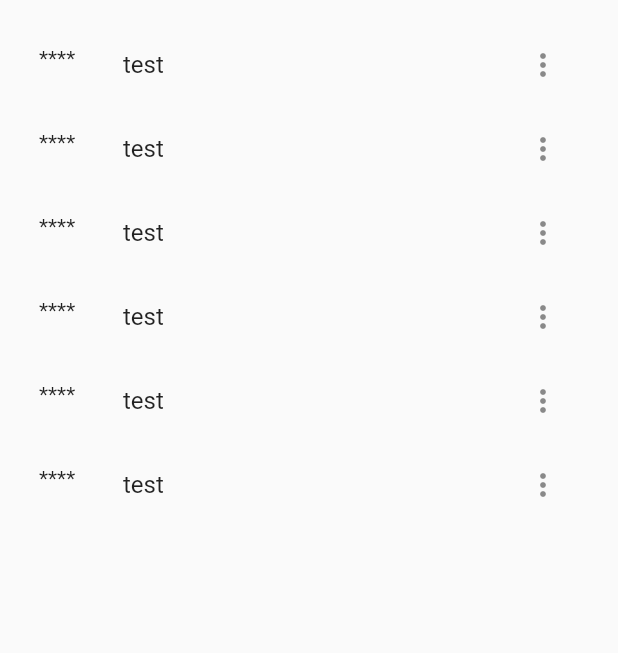
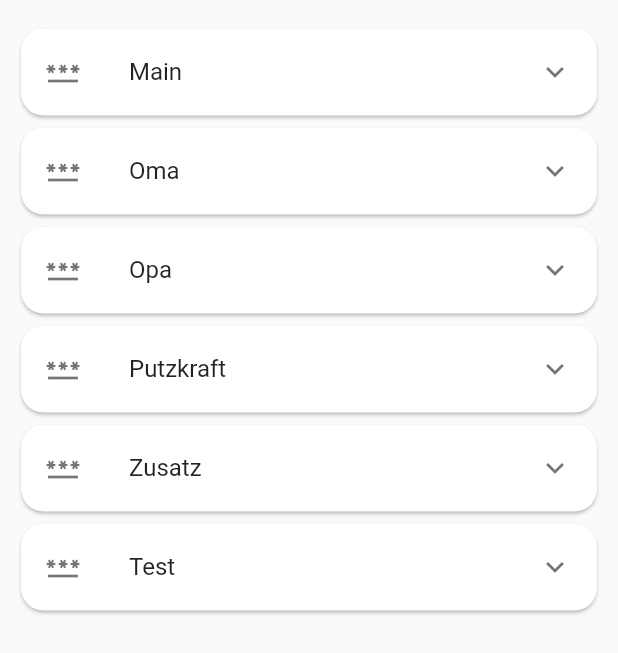
Before and after one commit to htl-anichstrasse/shulker, a Flutter app: the PinManager widget shown alone on an empty page, opened directly, on a phone screen of 412 x 824 dp. Shown: the top 653 px of the screen. Run offline on Flutter 3.47's test engine with Material 2 defaults, Android fonts, the phone set to English and light mode, and no system bars.

Commit message:
pin manager expandable tiles

```diff
--- a/client/lib/models/Credential.dart
+++ b/client/lib/models/Credential.dart
@@ -4,44 +4,47 @@ class Credential {
   DateTime endDateTime;
   int usesLeft;
   String secret;
+  String label;
 
   Credential(this.uuid, this.startDateTime, this.endDateTime, this.usesLeft,
-      this.secret);
+      this.secret, this.label);
 
   static List<Credential> getExampleCredentials() {
     return [
       new Credential("04bbb3b1-80b7-4ed2-a501-a077ce11cf04",
-          DateTime.utc(2020, 11, 1), DateTime.utc(2022, 1, 1), -1, "secretuk"),
+          DateTime.utc(2020, 11, 1), DateTime.utc(2022, 1, 1), -1, "secretuk",
+      "Main"),
       new Credential(
           "09394daa-0ca1-4ac5-a24f-dc50844c8835",
           DateTime.utc(2021, 1, 1),
           DateTime.utc(9999, 1, 1),
           25,
-          "anothersecret"),
+          "anothersecret",
+      "Oma"),
       new Credential(
           "3d4fe54e-0684-46d5-9fbf-a80f999e6fe0",
           DateTime.utc(2003, 1, 1),
           DateTime.utc(2025, 1, 1),
           -1,
-          "stillsecret"),
+          "stillsecret", "Opa"),
       new Credential(
           "f84bff9a-e550-4cac-ad30-a402450ab499",
           DateTime.utc(2021, 5, 23),
           DateTime.utc(2022, 1, 1),
           -1,
-          "stillsecret"),
+          "stillsecret", "Putzkraft"),
       new Credential(
           "6f488a65-2942-4acf-ab00-a039e9a41daa",
           DateTime.utc(2020, 15, 3),
           DateTime.utc(2027, 1, 1),
           -1,
-          "stillsecret"),
+          "stillsecret", "Zusatz"),
       new Credential(
           "14f86ce8-ca8a-493d-a5e6-4c4458e80840",
           DateTime.utc(2013, 9, 12),
           DateTime.utc(2022, 1, 1),
           -1,
-          "stillsecret"),
+          "stillsecret", "Test"),
     ];
   }
 }
--- a/client/lib/views/PinManager.dart
+++ b/client/lib/views/PinManager.dart
@@ -1,6 +1,7 @@
 import 'package:doorlock_app/models/Credential.dart';
 import 'package:flutter/cupertino.dart';
 import 'package:flutter/material.dart';
+import 'package:flutter/services.dart';
 
 class PinManager extends StatefulWidget {
   @override
@@ -18,34 +19,36 @@ class _PinManagerState extends State<PinManager> {
         child: ListView.builder(
             itemCount: exampleCreds.length,
             itemBuilder: (context, index) {
-              return ListTile(
+              return Card(
                 shape: RoundedRectangleBorder(
-                  borderRadius: BorderRadius.circular(15)
-                ),
-                  leading: const Text("****"),
-                  title: const Text("test"),
-                  trailing: PopupMenuButton(
-                    itemBuilder: (context) => [
-                      PopupMenuItem(
-                        child: Text("Bearbeiten"),
-                        value: 0,
+                    borderRadius: BorderRadius.circular(15)),
+                child: ExpansionTile(
+                    childrenPadding: EdgeInsets.all(15).copyWith(top: 0),
+                    leading: const Icon(Icons.password),
+                    title: Text(exampleCreds[index].label),
+                    children: [
+                      TextField(
+                        controller: TextEditingController()
+                          ..text = exampleCreds[index].usesLeft.toString(),
+                        keyboardType: TextInputType.number,
+                        inputFormatters: [
+                          FilteringTextInputFormatter.digitsOnly,
+                        ],
+                        decoration: InputDecoration(
+                          labelText: 'Verbleibende Verwendungen',
+                          hintText: '',
+                          border: InputBorder.none,
+                        ),
                       ),
-                      PopupMenuItem(
-                        child: Text("Löschen"),
-                        value: 1,
-                      )
-                    ],
-                    onSelected: (index) {
-                      print(index);
-                      if (index == 0) {
-                        Navigator.push(context,
-                            MaterialPageRoute(builder: (context) {
-                              return EditPin();
-                            }));
-                      }
-                    },
-                  ),
-                  onTap: () {});
+                      Column(
+                        crossAxisAlignment: CrossAxisAlignment.end,
+                        children: [
+                          Text("Gültig ab: " + exampleCreds[index].startDateTime.toString()),
+                          Text("Gültig bis: " + exampleCreds[index].endDateTime.toString()),
+                        ],
+                      ),
+                    ]),
+              );
             }),
       ),
     );
```
